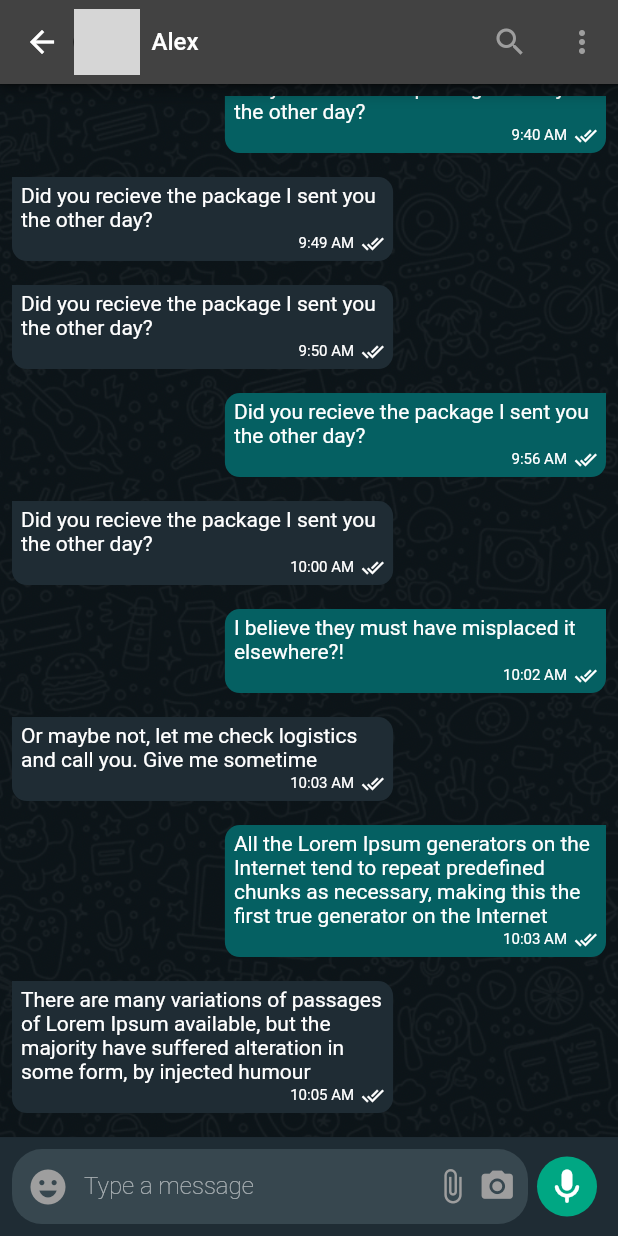
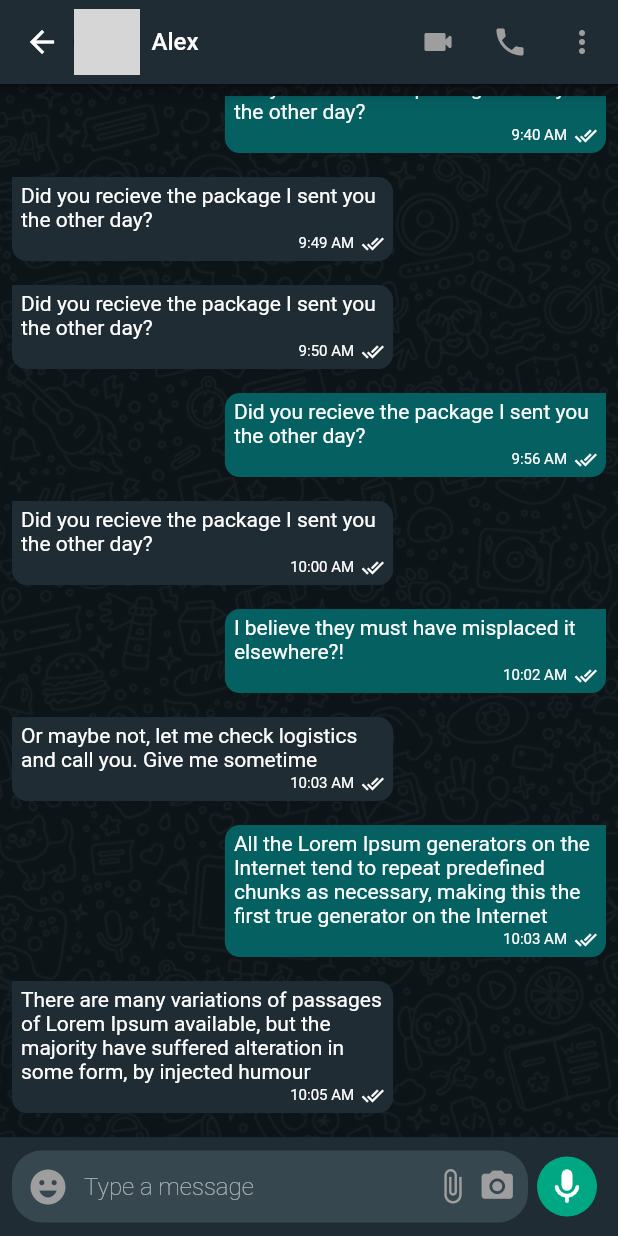
Before and after one commit to Amal4m41/Whatsapp-responsive-UI, a Flutter app: the screen it shows after launch, after a tap on "Alex", on a phone screen of 412 x 824 dp. Run offline on Flutter 3.47's test engine with Material 2 defaults, Android fonts, the light colour scheme and no system bars; network calls fail; grey boxes are pictures that could not be loaded.

Commit message:
Added minor UI changes and set min constraints.

```diff
--- a/lib/components/top_nav_bar.dart
+++ b/lib/components/top_nav_bar.dart
@@ -10,11 +10,12 @@ class TopNavBar extends StatelessWidget {
 
   @override
   Widget build(BuildContext context) {
+    print('BUILD TOP NAV BAR');
     return DefaultTabController(
       length: 3,
       child: Scaffold(
         appBar: AppBar(
-          // backgroundColor: ThemeColors.,
+          backgroundColor: ThemeColors.appBarColor,
           elevation: 0,
           title: const Text(
             'WhatsApp',
@@ -30,10 +31,22 @@ class TopNavBar extends StatelessWidget {
                 onPressed: () {},
                 icon: const Icon(Icons.more_vert, color: Colors.grey)),
           ],
-          bottom: TabBar(
+          bottom: PreferredSize(
+            preferredSize: const Size(double.infinity, kToolbarHeight),
+            child: Row(
+              children: [
+                const Padding(
+                  padding: EdgeInsets.symmetric(horizontal: 9.0),
+                  child: Icon(
+                    Icons.camera_alt,
+                    color: Colors.grey,
+                  ),
+                ),
+                Expanded(
+                  child: TabBar(
                       unselectedLabelColor: Colors.grey,
                       labelColor: ThemeColors.tabColor,
-              labelStyle: TextStyle(fontWeight: FontWeight.w500),
+                      labelStyle: const TextStyle(fontWeight: FontWeight.w500),
                       indicatorColor: ThemeColors.tabColor,
                       indicatorWeight: 2.5,
                       tabs: [
@@ -45,6 +58,10 @@ class TopNavBar extends StatelessWidget {
                                 text: e,
                               ))
                           .toList()),
+                ),
+              ],
+            ),
+          ),
         ),
         body: TabBarView(children: [
           ContactsListScreen(
--- a/lib/layouts/mobile_application_layout.dart
+++ b/lib/layouts/mobile_application_layout.dart
@@ -6,6 +6,7 @@ class MobileApplicationLayout extends StatelessWidget {
 
   @override
   Widget build(BuildContext context) {
+    print('MOBILE LAYOUT BUILD');
     return TopNavBar();
   }
 }
--- a/lib/layouts/wide_screen_application_layout.dart
+++ b/lib/layouts/wide_screen_application_layout.dart
@@ -41,9 +41,12 @@ class _WideScreenApplicationLayoutState
         Expanded(
           child: Scaffold(
             appBar: AppBar(
+              backgroundColor: ThemeColors.appBarColor,
               leading: const Center(
                 child: CircleAvatar(
                   backgroundColor: Colors.white,
+                  backgroundImage:
+                      NetworkImage('https://image.ibb.co/eeqWbw/zen_1.jpg'),
                   radius: 22,
                 ),
               ),
--- a/lib/screens/chat_screen.dart
+++ b/lib/screens/chat_screen.dart
@@ -36,9 +36,7 @@ class _ChatScreenState extends State<ChatScreen> {
   }
 
   void _fetchAndSortChatLog() {
-    chatsLog =
-        (selectedContactChatData!['chatlog'] as List<Map<String, dynamic>>)
-            .toList();
+    chatsLog = (selectedContactChatData!['chatlog'] as List<dynamic>).toList();
     //
     // chatsLog!.sort(
     //     (a, b) => (a['message_id'] as int).compareTo(b['message_id'] as int));
@@ -67,6 +65,7 @@ class _ChatScreenState extends State<ChatScreen> {
     print('BUILDING');
     return Scaffold(
       appBar: AppBar(
+        backgroundColor: ThemeColors.appBarColor,
         // leading: Row(
         //   children: [
         //     Icon(Icons.arrow_back),
@@ -105,11 +104,25 @@ class _ChatScreenState extends State<ChatScreen> {
           ],
         ),
         actions: [
-          IconButton(
-            onPressed: () {},
-            icon: const Icon(Icons.search, color: Colors.grey),
-            padding: const EdgeInsets.only(right: 0),
-          ),
+          if (widget.isMobileLayout) ...[
+            IconButton(
+                onPressed: () {},
+                icon: const Icon(
+                  Icons.videocam_rounded,
+                  color: Colors.grey,
+                )),
+            IconButton(
+                onPressed: () {},
+                icon: const Icon(
+                  Icons.phone,
+                  color: Colors.grey,
+                ))
+          ] else
+            IconButton(
+              onPressed: () {},
+              icon: const Icon(Icons.search, color: Colors.grey),
+              padding: const EdgeInsets.only(right: 0),
+            ),
           IconButton(
               onPressed: () {},
               icon: const Icon(Icons.more_vert, color: Colors.grey)),
@@ -153,6 +166,7 @@ class _ChatScreenState extends State<ChatScreen> {
           ),
           // selectedContactChatData!['chatlog'] //TODO
           Container(
+            // constraints: const BoxConstraints(minHeight: 55),
             height: MediaQuery.of(context).size.height * 0.08,
             color: ThemeColors.appBarColor,
             padding: const EdgeInsets.symmetric(vertical: 8, horizontal: 8),
@@ -246,6 +260,7 @@ class MobileChatScreenBottomUI extends StatelessWidget {
                   borderSide: BorderSide.none,
                   borderRadius: BorderRadius.all(Radius.circular(20)),
                 ),
+                contentPadding: EdgeInsets.zero,
                 prefixIcon: const Icon(Icons.emoji_emotions,
                     size: 28, color: Colors.grey),
                 suffixIcon: Padding(
@@ -303,10 +318,12 @@ Widget searchBar() {
         enabledBorder: const OutlineInputBorder(
           borderSide: BorderSide(color: Colors.transparent),
           borderRadius: BorderRadius.all(Radius.circular(10)),
+          gapPadding: 0,
         ),
         focusedBorder: const OutlineInputBorder(
           borderSide: BorderSide(color: Colors.transparent),
           borderRadius: BorderRadius.all(Radius.circular(8)),
+          gapPadding: 0,
         ),
         isDense: true,
         prefixIcon: const Padding(
@@ -317,7 +334,7 @@ Widget searchBar() {
         hintText: 'Search or start new chat',
         hintStyle: const TextStyle(fontWeight: FontWeight.w100),
         filled: true,
-        fillColor: Colors.blueGrey.shade800),
+        fillColor: ThemeColors.appBarColor.withOpacity(0.8)),
     // fillColor: ThemeColors.appBarColor.withOpacity(0.8)),
   );
 }
--- a/lib/screens/contacts_list_screen.dart
+++ b/lib/screens/contacts_list_screen.dart
@@ -40,7 +40,7 @@ class ContactsListScreen extends StatelessWidget {
         ),
       ),
       separatorBuilder: (BuildContext context, int index) => const Divider(
-        height: 2,
+        height: 3,
         indent: 70,
         endIndent: 10,
         // color: ThemeColors.dividerColor,
--- a/lib/theme_colors.dart
+++ b/lib/theme_colors.dart
@@ -5,8 +5,9 @@ import 'package:flutter/material.dart';
 class ThemeColors {
   static const backgroundColor = Color.fromRGBO(19, 28, 33, 1);
   static const textColor = Color.fromRGBO(241, 241, 242, 1);
-  static const appBarColor = Color.fromRGBO(31, 44, 52, 1);
-  static const webAppBarColor = Color.fromRGBO(42, 47, 50, 1);
+  static const appBarColor = Color(0xff202C33);
+  // static const appBarColor = Color.fromRGBO(31, 44, 52, 1);
+  static const webAppBarColor = Color(0xff202C33);
   static const messageColorRight = Color.fromRGBO(5, 96, 98, 1);
   static const messageColorLeft = Color.fromRGBO(31, 44, 52, 1);
   static const senderMessageColor = Color.fromRGBO(37, 45, 49, 1);
--- a/lib/utils/responsive.dart
+++ b/lib/utils/responsive.dart
@@ -16,7 +16,7 @@ class ResponsiveWidget extends StatelessWidget {
         print('MinWidth: ${constraint.minWidth}');
         print('maxHeight: ${constraint.maxHeight}');
         print('minHeight: ${constraint.minHeight}');
-        if (constraint.maxWidth > 600) {
+        if (constraint.maxWidth > 800) {
           return WideScreenApplicationLayout();
         } else {
           return MobileApplicationLayout();
```
Lines whose indentation alone changed are shown as unchanged.
